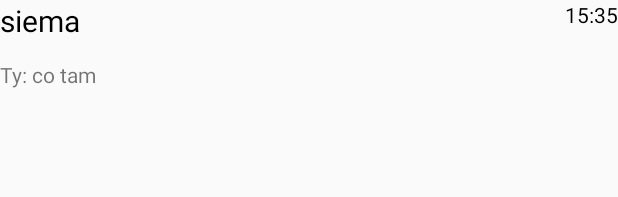
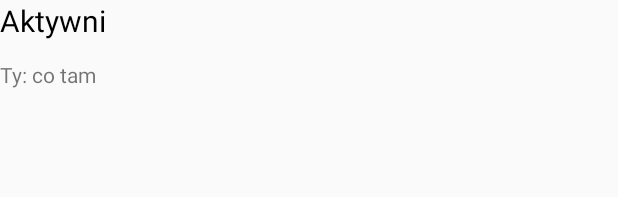
Before and after one commit to MateuszWojewodka/MessengerProject, an Android app: the layout conversation_listview.xml on its own in the app's theme, with its tools: preview values and no code run, on a phone screen of 412 x 824 dp. Shown: the top 197 px of the screen. Run offline under Robolectric (Android 15) with nearby library versions, the phone set to English and light mode, and no system bars.

Commit message:
authentication module connected with view

```diff
--- a/Android_Client/app/src/main/java/Modules/AuthenticationModule.java
+++ b/Android_Client/app/src/main/java/Modules/AuthenticationModule.java
@@ -24,13 +24,15 @@ public class AuthenticationModule {
 
     private AuthenticationModule() {}
 
-    public void registerUser(String myUserName, String myPassword) {
+    public boolean registerUser(String myUserName, String myPassword) {
 
         try {
             authenticationHandler.registerUser(new Credentials(myUserName, myPassword));
             System.out.println("-> You has been registered.");
+            return true;
         } catch (Exception e) {
             System.out.println(e.getMessage());
+            return false;
         }
     }
 
--- a/Android_Client/app/src/main/res/layout/conversation_listview.xml
+++ b/Android_Client/app/src/main/res/layout/conversation_listview.xml
@@ -12,7 +12,7 @@
         android:layout_alignParentStart="true"
         android:layout_alignParentTop="true"
         android:layout_toStartOf="@+id/tvTime"
-        android:text="siema"
+        android:text="@string/tabActiveUsers_text"
         android:textAlignment="viewStart"
         android:textColor="@android:color/background_dark"
         android:textSize="20sp" />
@@ -25,14 +25,4 @@
         android:layout_alignParentStart="true"
         android:text="Ty: co tam" />
 
-    <TextView
-        android:id="@+id/tvTime"
-        android:layout_width="wrap_content"
-        android:layout_height="wrap_content"
-        android:layout_above="@+id/tvLastMessage"
-        android:layout_alignParentEnd="true"
-        android:layout_alignParentTop="true"
-        android:text="15:35"
-        android:textColor="@android:color/black" />
-
 </RelativeLayout>
```
Also changed, not shown: Android_Client/app/src/main/java/com/example/sobiech/messenger/LoginActivity.java (+15 -6 lines).
